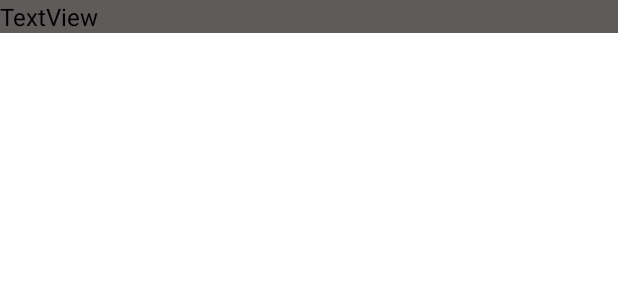
After one commit to sumanth-krishna-improve10x/AdvcanedTemplates, an Android app: the layout template_item.xml on its own in the app's theme, with its tools: preview values and no code run, on a phone screen of 412 x 824 dp. The commit adds this screen. Shown: the top 300 px of the screen. Run offline under Robolectric (Android 15) with nearby library versions, the phone set to English and light mode, and no system bars.

Commit message:
created a TemplateAdapter And TemplateViewHolder

```diff
--- /dev/null
+++ b/app/src/main/java/com/improve10x/advcanedtemplates/Template.java
@@ -0,0 +1,6 @@
+package com.improve10x.advcanedtemplates;
+
+public class Template {
+    public String templateId;
+    public String messageTxt;
+}
--- /dev/null
+++ b/app/src/main/res/layout/template_item.xml
@@ -0,0 +1,15 @@
+<?xml version="1.0" encoding="utf-8"?>
+<LinearLayout xmlns:android="http://schemas.android.com/apk/res/android"
+    android:layout_width="match_parent"
+    android:layout_height="match_parent"
+    android:orientation="vertical">
+
+    <TextView
+        android:id="@+id/template_id_txt"
+        android:layout_width="match_parent"
+        android:layout_height="wrap_content"
+        android:background="#605B5B"
+        android:text="TextView"
+        android:textColor="#000000"
+        android:textSize="16sp" />
+</LinearLayout>
```
Also changed, not shown: app/src/main/AndroidManifest.xml (+5 -4 lines), app/src/main/java/com/improve10x/advcanedtemplates/AddTemplateActivity.java (added, +14 -0 lines), app/src/main/java/com/improve10x/advcanedtemplates/TemplateActivity.java (+31 -0 lines), app/src/main/java/com/improve10x/advcanedtemplates/TemplateAdapter.java (added, +37 -0 lines), app/src/main/java/com/improve10x/advcanedtemplates/TemplateViewHolder.java (added, +16 -0 lines), app/src/main/res/layout/activity_add_template.xml (added, +39 -0 lines).
